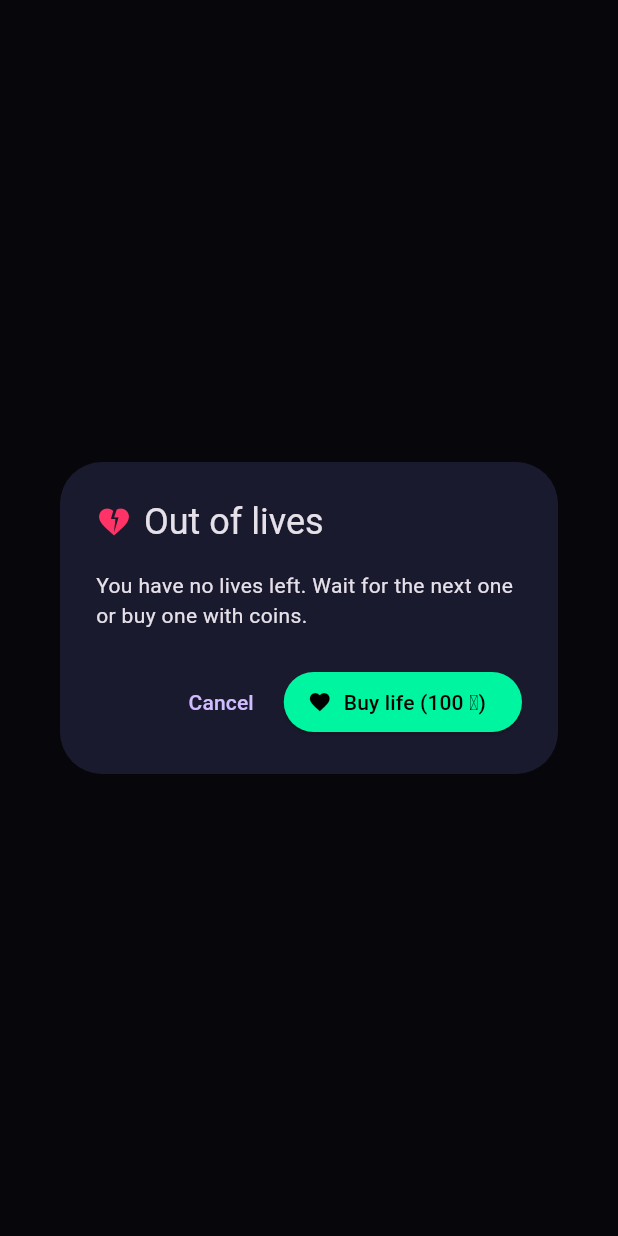
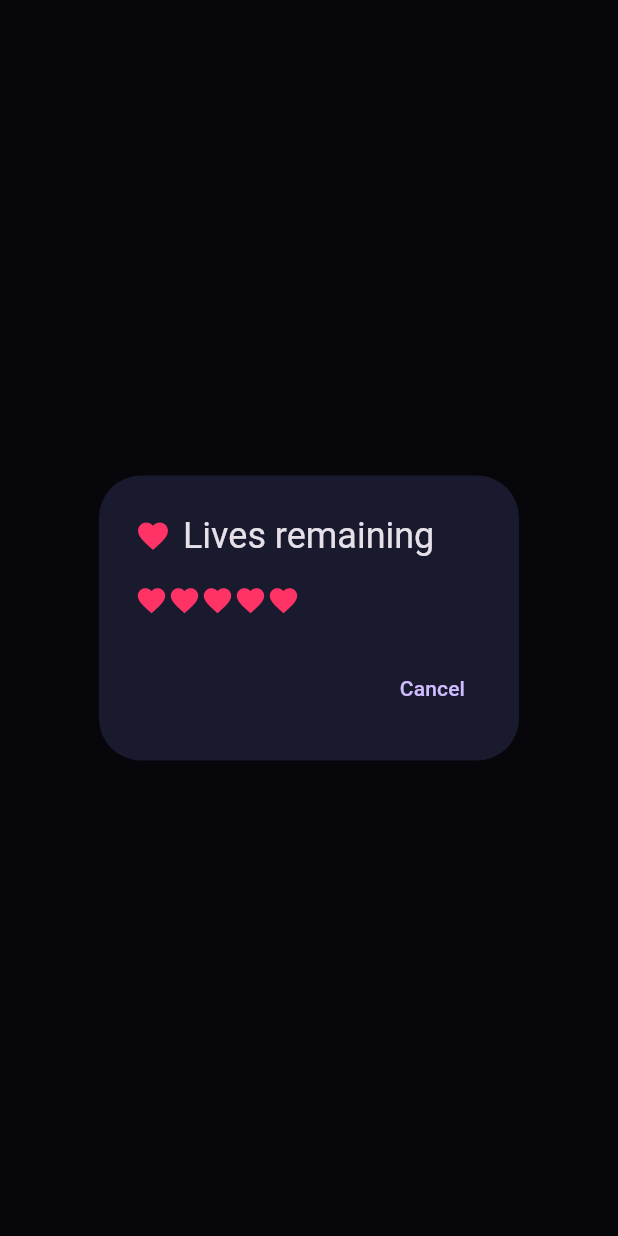
Before and after one commit to ingvaleriariera/arrowMaze-cliente, a Flutter app: what showNoLivesDialog() shows on an empty page, opened directly, on a phone screen of 412 x 824 dp. Run offline on Flutter 3.47's test engine with Material 3 defaults, Android fonts, the phone set to English and light mode, and no system bars; our stand-ins replace dio, flutter_riverpod, flutter_secure_storage, go_router, just_audio, local_auth and 2 more; accounts and stored records are empty; network calls fail.

Commit message:
fix(client): deduct life on every defeat and surface the buy-life button
The defeat listener guarded the deduction with "previous state wasn't a
defeat yet", but GameSession is mutable: previous and next GameState
share the same already-mutated session, so the guard was never true and
defeats never cost a life (only mid-run abandons did, which is why the
pool got stuck above zero and the out-of-lives dialog — the only place
the buy button lived — never showed). Replaced with a per-run flag reset
on level load/restart.

The lives dialog is also reachable voluntarily now: the Home heart
counter is tappable and opens it as a status view (pool + regen
countdown), with the coin purchase offered whenever the pool isn't full
instead of only at zero.

Also documents the new game rules in docs/CLAUDE.md (lives, hard-level
timer, coin persistence, global leaderboard, void re-entry rule) which
had drifted from the implementation.

```diff
--- a/lib/infrastructure/widgets/no_lives_dialog.dart
+++ b/lib/infrastructure/widgets/no_lives_dialog.dart
@@ -2,6 +2,7 @@ import 'package:flutter/material.dart';
 import 'package:flutter_riverpod/flutter_riverpod.dart';
 import 'package:arrow_maze_cliente_copy/adapters/providers.dart';
 import 'package:arrow_maze_cliente_copy/application/usecases/lives/buy_life_use_case.dart';
+import 'package:arrow_maze_cliente_copy/domain/entities/player_lives.dart';
 import 'package:arrow_maze_cliente_copy/infrastructure/config/app_localizations.dart';
 
 String formatLifeCountdown(Duration d) {
@@ -10,34 +11,54 @@ String formatLifeCountdown(Duration d) {
   return '$minutes:${seconds.toString().padLeft(2, '0')}';
 }
 
-/// Blocking "out of lives" dialog: shows the live countdown to the next
-/// regenerated life and offers buying one with coins. Shared by every
-/// entry point into a level (Home play button, level select grid).
+/// Lives dialog, shared by every entry point: blocking "out of lives"
+/// message when the pool is empty, or a status view (current pool + regen
+/// countdown) when opened voluntarily from the Home heart counter. Buying
+/// a life with coins is offered whenever the pool isn't full.
 Future<void> showNoLivesDialog(BuildContext context) {
   return showDialog<void>(
     context: context,
     builder: (dialogContext) {
       final l10n = AppLocalizations.of(dialogContext);
+      // Consumer keeps the whole dialog live while open — LivesNotifier
+      // re-emits every second while a life regenerates, and a successful
+      // purchase updates the count/actions in place.
+      return Consumer(
+        builder: (context, ref, _) {
+          final livesState = ref.watch(livesNotifierProvider);
+          final countdown = livesState.timeUntilNextLife;
+          final outOfLives = !livesState.canPlay;
+          final isFull = livesState.lives?.isFull ?? true;
+
           return AlertDialog(
             backgroundColor: const Color(0xFF1a1a2e),
             title: Row(
               children: [
-            const Icon(Icons.heart_broken, color: Color(0xFFFF3366)),
+                Icon(
+                  outOfLives ? Icons.heart_broken : Icons.favorite,
+                  color: const Color(0xFFFF3366),
+                ),
                 const SizedBox(width: 8),
-            Text(l10n.translate('noLivesTitle')),
+                Text(l10n.translate(outOfLives ? 'noLivesTitle' : 'livesRemaining')),
               ],
             ),
-        // Consumer keeps the countdown ticking while the dialog is open —
-        // LivesNotifier re-emits every second while a life regenerates.
-        content: Consumer(
-          builder: (context, ref, _) {
-            final livesState = ref.watch(livesNotifierProvider);
-            final countdown = livesState.timeUntilNextLife;
-            return Column(
+            content: Column(
               mainAxisSize: MainAxisSize.min,
               crossAxisAlignment: CrossAxisAlignment.start,
               children: [
-                Text(l10n.translate('noLivesMessage')),
+                if (outOfLives)
+                  Text(l10n.translate('noLivesMessage'))
+                else
+                  Row(
+                    children: List.generate(
+                      PlayerLives.maxLives,
+                      (i) => Icon(
+                        i < livesState.count ? Icons.favorite : Icons.favorite_border,
+                        color: const Color(0xFFFF3366),
+                        size: 22,
+                      ),
+                    ),
+                  ),
                 if (countdown != null) ...[
                   const SizedBox(height: 12),
                   Row(
@@ -52,16 +73,14 @@ Future<void> showNoLivesDialog(BuildContext context) {
                   ),
                 ],
               ],
-            );
-          },
             ),
             actions: [
               TextButton(
                 onPressed: () => Navigator.of(dialogContext).pop(),
                 child: Text(l10n.translate('cancel')),
               ),
-          Consumer(
-            builder: (context, ref, _) => ElevatedButton.icon(
+              if (!isFull)
+                ElevatedButton.icon(
                   onPressed: () async {
                     final bought =
                         await ref.read(livesNotifierProvider.notifier).buyLife();
@@ -82,9 +101,10 @@ Future<void> showNoLivesDialog(BuildContext context) {
                   label: Text(
                       '${l10n.translate('buyLife')} (${BuyLifeUseCase.lifeCostInCoins} 🪙)'),
                 ),
-          ),
             ],
           );
         },
       );
+    },
+  );
 }
```
Also changed, not shown: lib/infrastructure/screens/game_screen.dart (+10 -4 lines), lib/infrastructure/screens/home_screen.dart (+10 -1 lines), 1 other file. Lines whose indentation alone changed are shown as unchanged.
